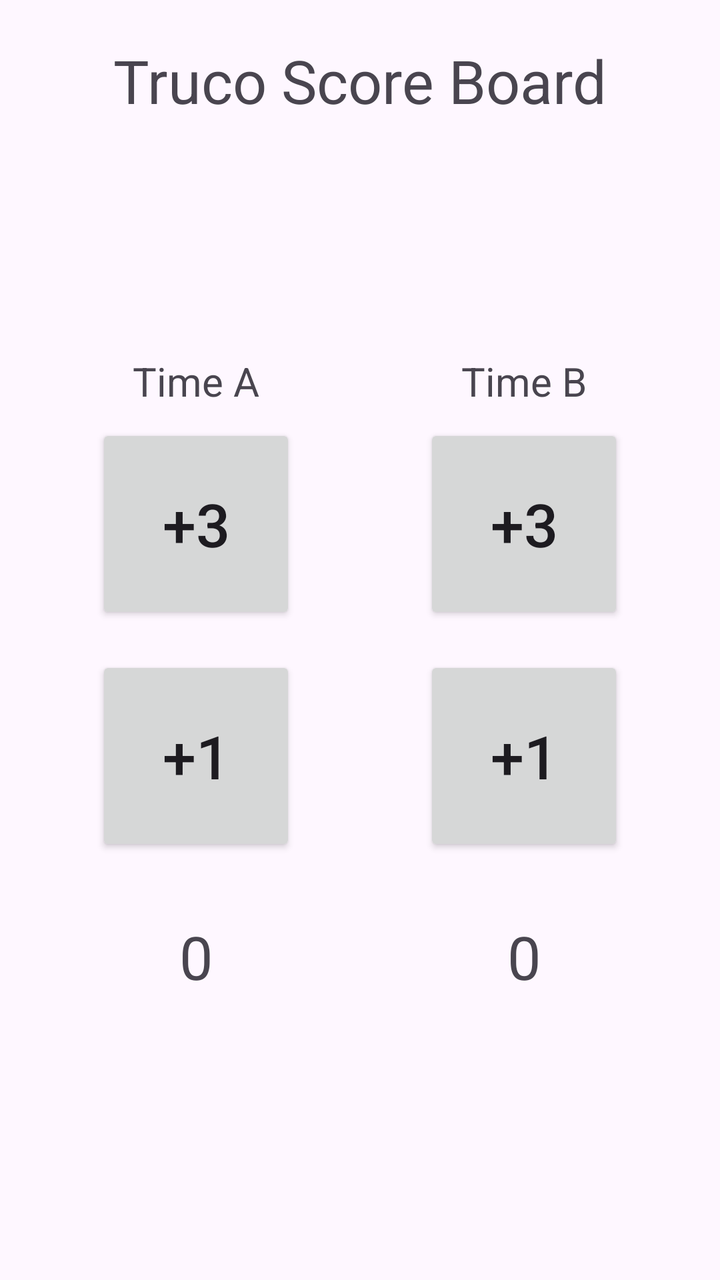
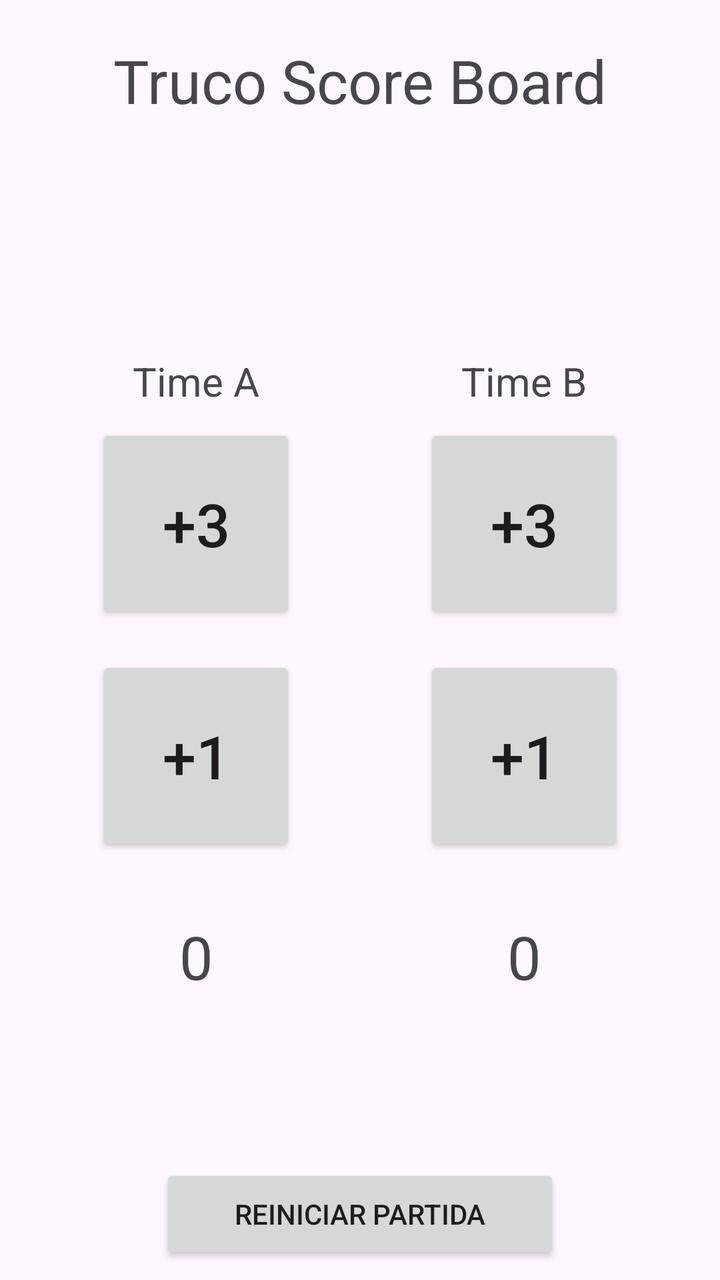

Before-and-after screenshots of an Android layout around one commit, followed by the original layout XML and the change that was made.
<!-- AndroidManifest.xml: application theme Theme.TrucoScoreBoard -->
<!-- res/layout/activity_main.xml -->
<?xml version="1.0" encoding="utf-8"?>
<androidx.constraintlayout.widget.ConstraintLayout xmlns:android="http://schemas.android.com/apk/res/android"
    xmlns:app="http://schemas.android.com/apk/res-auto"
    xmlns:tools="http://schemas.android.com/tools"
    android:id="@+id/main"
    android:layout_width="match_parent"
    android:layout_height="match_parent"
    tools:context=".MainActivity">

    <androidx.constraintlayout.widget.Guideline
        android:id="@+id/guidelineCenter"
        android:layout_width="wrap_content"
        android:layout_height="wrap_content"
        android:orientation="horizontal"
        app:layout_constraintGuide_percent="0.5" />

    <TextView
        android:layout_width="wrap_content"
        android:layout_height="match_parent"
        android:text="@string/truco_score_board"
        android:textSize="30sp"
        app:layout_constraintEnd_toEndOf="parent"
        app:layout_constraintStart_toStartOf="parent"
        android:layout_marginTop="20sp"/>

    <Button
        android:id="@+id/btn3TimeA"
        android:layout_width="100dp"
        android:layout_height="100dp"
        android:layout_marginEnd="8dp"
        android:layout_marginBottom="8dp"
        android:text="@string/_3"
        android:textSize="30sp"
        app:layout_constraintBottom_toTopOf="@id/guidelineCenter"
        app:layout_constraintEnd_toStartOf="@id/btn3TimeB"
        app:layout_constraintStart_toStartOf="parent" />

    <Button
        android:id="@+id/btn3TimeB"
        android:layout_width="100dp"
        android:layout_height="100dp"
        android:layout_marginStart="8dp"
        android:layout_marginBottom="8dp"
        android:text="@string/_3"
        android:textSize="30sp"
        app:layout_constraintBottom_toTopOf="@id/guidelineCenter"
        app:layout_constraintEnd_toEndOf="parent"
        app:layout_constraintStart_toEndOf="@id/btn3TimeA" />

    <Button
        android:id="@+id/btn1TimeA"
        android:layout_width="100dp"
        android:layout_height="100dp"
        android:layout_marginTop="8dp"
        android:layout_marginEnd="8dp"
        android:text="@string/_1"
        android:textSize="30sp"
        app:layout_constraintEnd_toStartOf="@id/btn1TimeB"
        app:layout_constraintStart_toStartOf="parent"
        app:layout_constraintTop_toBottomOf="@id/guidelineCenter" />

    <Button
        android:id="@+id/btn1TimeB"
        android:layout_width="100dp"
        android:layout_height="100dp"
        android:layout_marginTop="8dp"
        android:layout_marginStart="8dp"
        android:text="@string/_1"
        android:textSize="30sp"
        app:layout_constraintEnd_toEndOf="parent"
        app:layout_constraintStart_toEndOf="@id/btn1TimeA"
        app:layout_constraintTop_toBottomOf="@id/guidelineCenter" />

    <TextView
        android:id="@+id/txtTimeA"
        android:layout_width="wrap_content"
        android:layout_height="wrap_content"
        android:layout_marginBottom="8dp"
        android:text="@string/timeA"
        android:textSize="20sp"
        app:layout_constraintBottom_toTopOf="@id/btn3TimeA"
        app:layout_constraintEnd_toEndOf="@id/btn3TimeA"
        app:layout_constraintStart_toStartOf="@id/btn3TimeA" />

    <TextView
        android:id="@+id/txtTimeB"
        android:layout_width="wrap_content"
        android:layout_height="wrap_content"
        android:layout_marginBottom="8dp"
        android:text="@string/timeB"
        android:textSize="20sp"
        app:layout_constraintBottom_toTopOf="@id/btn3TimeB"
        app:layout_constraintEnd_toEndOf="@id/btn3TimeB"
        app:layout_constraintStart_toStartOf="@id/btn3TimeB" />

    <TextView
        android:id="@+id/pontuacaoTimeA"
        android:layout_width="wrap_content"
        android:layout_height="wrap_content"
        android:text="0"
        android:textSize="30sp"
        android:layout_marginTop="30sp"

        app:layout_constraintEnd_toEndOf="@id/btn3TimeA"
        app:layout_constraintStart_toStartOf="@id/btn3TimeA"
        app:layout_constraintTop_toBottomOf="@id/btn1TimeA" />

    <TextView
        android:id="@+id/pontuacaoTimeB"
        android:layout_width="wrap_content"
        android:layout_height="wrap_content"
        android:text="0"
        android:textSize="30sp"
        android:layout_marginTop="30sp"
        app:layout_constraintEnd_toEndOf="@id/btn3TimeB"
        app:layout_constraintStart_toStartOf="@id/btn3TimeB"
        app:layout_constraintTop_toBottomOf="@id/btn1TimeB" />
</androidx.constraintlayout.widget.ConstraintLayout>
<!-- resources referenced by this layout -->
<resources>
  <string name="_1">+1</string>
  <string name="_3">+3</string>
  <string name="timeA">Time A</string>
  <string name="timeB">Time B</string>
  <string name="truco_score_board">Truco Score Board</string>
  <style name="Theme.TrucoScoreBoard" parent="Base.Theme.TrucoScoreBoard" />
  <style name="Base.Theme.TrucoScoreBoard" parent="Theme.Material3.DayNight.NoActionBar">
          
          
      </style>
</resources>

<!-- the commit's change to res/layout/activity_main.xml (unified diff, before → after) -->
@@ -115,4 +115,15 @@
         app:layout_constraintEnd_toEndOf="@id/btn3TimeB"
         app:layout_constraintStart_toStartOf="@id/btn3TimeB"
         app:layout_constraintTop_toBottomOf="@id/btn1TimeB" />
+
+    <Button
+        android:id="@+id/btnReiniciarJogo"
+        android:layout_width="200dp"
+        android:layout_height="50dp"
+        android:layout_marginBottom="8dp"
+        android:text="@string/reiniciar_partida"
+        android:textSize="14sp"
+        app:layout_constraintEnd_toEndOf="parent"
+        app:layout_constraintStart_toStartOf="parent"
+        app:layout_constraintBottom_toBottomOf="parent" />
 </androidx.constraintlayout.widget.ConstraintLayout>
<!-- resource entries referenced after the edit -->
@@ -2,6 +2,7 @@
 <resources>
   <string name="_1">+1</string>
   <string name="_3">+3</string>
+  <string name="reiniciar_partida">Reiniciar partida</string>
   <string name="timeA">Time A</string>
   <string name="timeB">Time B</string>
   <string name="truco_score_board">Truco Score Board</string>
